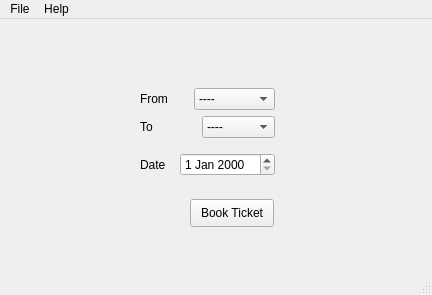
Before: the Qt Designer form journey.ui in kHarshit/railway-ticketing-system, drawn with Qt 5.
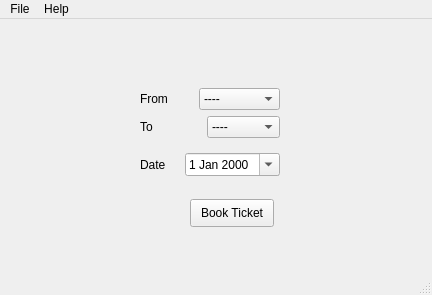
After: the same form once the commit is applied.

Diff of the .ui file:
```diff
--- a/journey.ui
+++ b/journey.ui
@@ -38,7 +38,7 @@
      <rect>
       <x>140</x>
       <y>60</y>
-      <width>135</width>
+      <width>140</width>
       <height>107</height>
      </rect>
     </property>
@@ -151,7 +151,11 @@
         </widget>
        </item>
        <item>
-        <widget class="QDateEdit" name="dateEdit"/>
+        <widget class="QDateEdit" name="dateEdit">
+         <property name="calendarPopup">
+          <bool>true</bool>
+         </property>
+        </widget>
        </item>
       </layout>
      </item>
```
